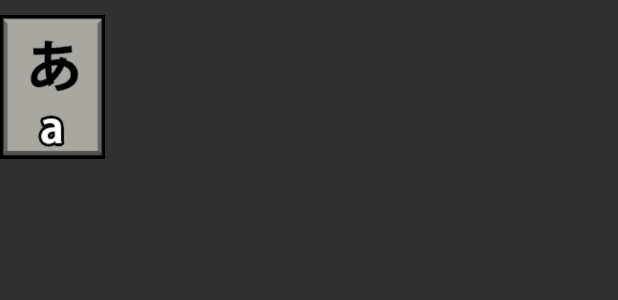
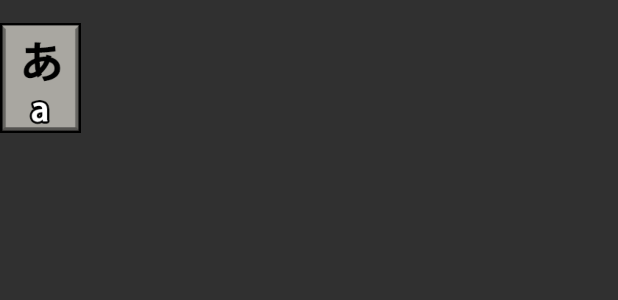
Before and after one commit to TaigaProZz/Learn-Jap-App, an Android app: the layout activity_kana_adapter.xml on its own in the app's theme, with its tools: preview values and no code run, on a phone screen of 412 x 824 dp. Shown: the top 300 px of the screen. Run offline under Robolectric (Android 15) with nearby library versions, the phone set to English and light mode, and no system bars.

Commit message:
dimension changed

```diff
--- a/app/src/main/res/layout/activity_kana_adapter.xml
+++ b/app/src/main/res/layout/activity_kana_adapter.xml
@@ -10,8 +10,8 @@
 
     <ImageView
         android:id="@+id/kana"
-        android:layout_width="70dp"
-        android:layout_height="116dp"
+        android:layout_width="54dp"
+        android:layout_height="104dp"
         android:src="@drawable/hiragana_a"
 
         />
```
